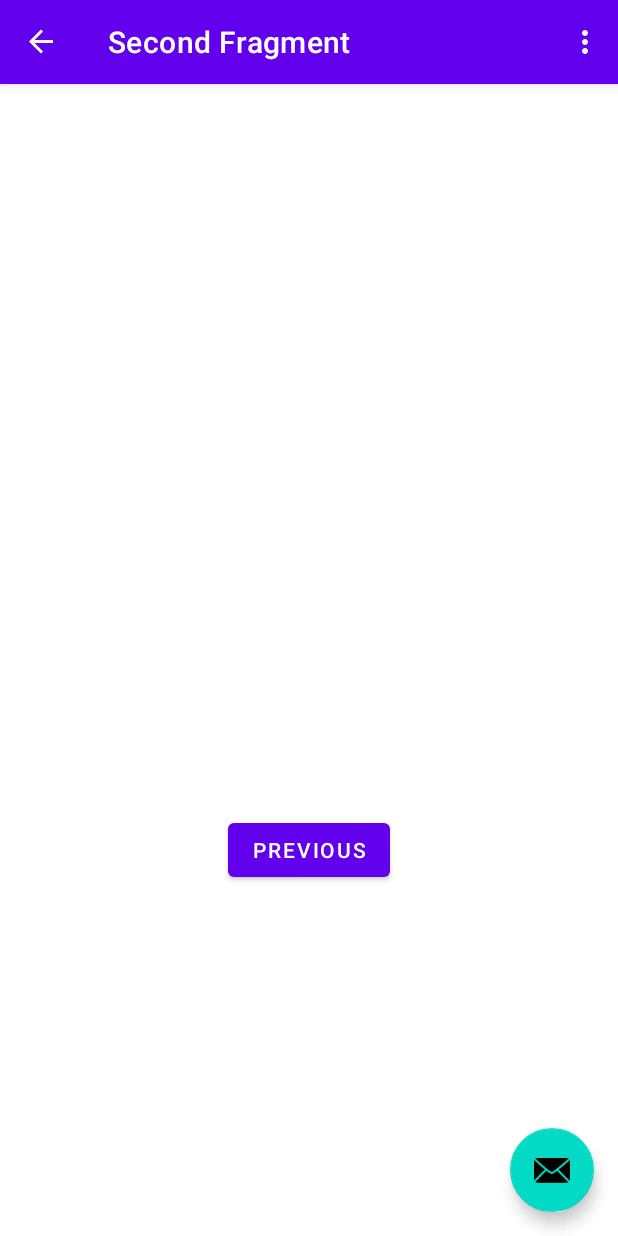
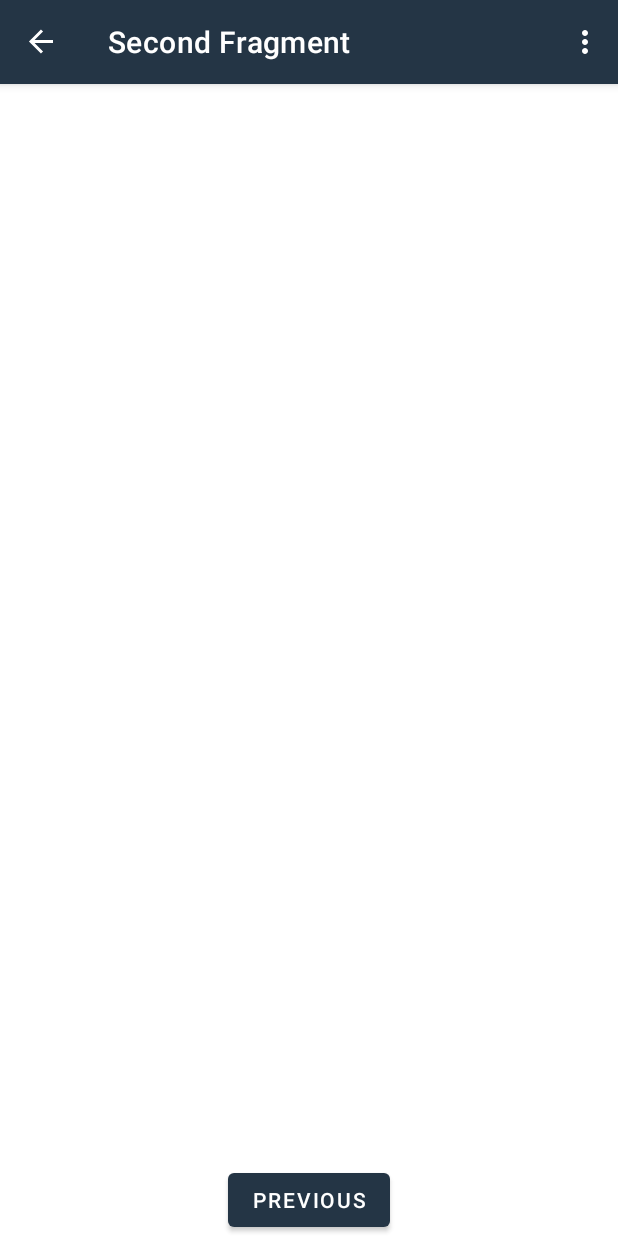
Before and after one commit to TylerRust-1/Hoo-is-That, an Android app: the SecondFragment screen opened through its navigation route, on a phone screen of 412 x 824 dp. Run offline under Robolectric (Android 15) with nearby library versions, the phone set to English and light mode, and no system bars; our stand-ins replace navigation-ui.

Commit message:
added background image & mic icon to home page, changed theme colors

```diff
--- a/app/src/main/java/com/example/hooisthat/FirstFragment.java
+++ b/app/src/main/java/com/example/hooisthat/FirstFragment.java
@@ -10,6 +10,11 @@ import androidx.fragment.app.Fragment;
 import androidx.navigation.fragment.NavHostFragment;
 
 import com.example.hooisthat.databinding.FragmentFirstBinding;
+
+/*
+This is the home page. The user can tap the microphone to identify
+an animal or go to the app settings.
+*/
 
 public class FirstFragment extends Fragment {
 
@@ -29,7 +34,7 @@ public class FirstFragment extends Fragment {
     public void onViewCreated(@NonNull View view, Bundle savedInstanceState) {
         super.onViewCreated(view, savedInstanceState);
 
-        binding.buttonFirst.setOnClickListener(new View.OnClickListener() {
+        binding.micButton.setOnClickListener(new View.OnClickListener() {
             @Override
             public void onClick(View view) {
                 NavHostFragment.findNavController(FirstFragment.this)
--- a/app/src/main/java/com/example/hooisthat/MainActivity.java
+++ b/app/src/main/java/com/example/hooisthat/MainActivity.java
@@ -36,13 +36,6 @@ public class MainActivity extends AppCompatActivity {
         appBarConfiguration = new AppBarConfiguration.Builder(navController.getGraph()).build();
         NavigationUI.setupActionBarWithNavController(this, navController, appBarConfiguration);
 
-        binding.fab.setOnClickListener(new View.OnClickListener() {
-            @Override
-            public void onClick(View view) {
-                Snackbar.make(view, "Replace with your own action", Snackbar.LENGTH_LONG)
-                        .setAction("Action", null).show();
-            }
-        });
         getSupportActionBar().setTitle("Hoo is That?");
     }
 
--- a/app/src/main/java/com/example/hooisthat/SecondFragment.java
+++ b/app/src/main/java/com/example/hooisthat/SecondFragment.java
@@ -10,6 +10,12 @@ import androidx.fragment.app.Fragment;
 import androidx.navigation.fragment.NavHostFragment;
 
 import com.example.hooisthat.databinding.FragmentSecondBinding;
+
+/*
+This is the results page which shows the user all of the potential
+identifications with an accuracy percentage. The user can tap each animal
+to read more.
+*/
 
 public class SecondFragment extends Fragment {
 
--- a/app/src/main/res/layout/activity_main.xml
+++ b/app/src/main/res/layout/activity_main.xml
@@ -15,20 +15,11 @@
             android:id="@+id/toolbar"
             android:layout_width="match_parent"
             android:layout_height="?attr/actionBarSize"
-            android:background="?attr/colorPrimary"
+            android:background="#00FFFFFF"
             app:popupTheme="@style/Theme.HooIsThat.PopupOverlay" />
 
     </com.google.android.material.appbar.AppBarLayout>
 
     <include layout="@layout/content_main" />
 
-    <com.google.android.material.floatingactionbutton.FloatingActionButton
-        android:id="@+id/fab"
-        android:layout_width="wrap_content"
-        android:layout_height="wrap_content"
-        android:layout_gravity="bottom|end"
-        android:layout_marginEnd="@dimen/fab_margin"
-        android:layout_marginBottom="16dp"
-        app:srcCompat="@android:drawable/ic_dialog_email" />
-
 </androidx.coordinatorlayout.widget.CoordinatorLayout>
--- a/app/src/main/res/layout/fragment_second.xml
+++ b/app/src/main/res/layout/fragment_second.xml
@@ -6,15 +6,6 @@
     android:layout_height="match_parent"
     tools:context=".SecondFragment">
 
-    <TextView
-        android:id="@+id/textview_second"
-        android:layout_width="wrap_content"
-        android:layout_height="wrap_content"
-        app:layout_constraintBottom_toTopOf="@id/button_second"
-        app:layout_constraintEnd_toEndOf="parent"
-        app:layout_constraintStart_toStartOf="parent"
-        app:layout_constraintTop_toTopOf="parent" />
-
     <Button
         android:id="@+id/button_second"
         android:layout_width="wrap_content"
@@ -22,6 +13,6 @@
         android:text="@string/previous"
         app:layout_constraintBottom_toBottomOf="parent"
         app:layout_constraintEnd_toEndOf="parent"
-        app:layout_constraintStart_toStartOf="parent"
-        app:layout_constraintTop_toBottomOf="@id/textview_second" />
+        app:layout_constraintStart_toStartOf="parent" />
+
 </androidx.constraintlayout.widget.ConstraintLayout>
--- a/app/src/main/res/values-night/themes.xml
+++ b/app/src/main/res/values-night/themes.xml
@@ -2,15 +2,15 @@
     <!-- Base application theme. -->
     <style name="Theme.HooIsThat" parent="Theme.MaterialComponents.DayNight.DarkActionBar">
         <!-- Primary brand color. -->
-        <item name="colorPrimary">@color/purple_200</item>
-        <item name="colorPrimaryVariant">@color/purple_700</item>
+        <item name="colorPrimary">@color/dark_blue</item>
+        <item name="colorPrimaryVariant">@color/gray</item>
         <item name="colorOnPrimary">@color/black</item>
         <!-- Secondary brand color. -->
-        <item name="colorSecondary">@color/teal_200</item>
-        <item name="colorSecondaryVariant">@color/teal_200</item>
+        <item name="colorSecondary">@color/light_blue</item>
+        <item name="colorSecondaryVariant">@color/white</item>
         <item name="colorOnSecondary">@color/black</item>
         <!-- Status bar color. -->
-        <item name="android:statusBarColor">?attr/colorPrimaryVariant</item>
+        <item name="android:statusBarColor">?attr/colorPrimary</item>
         <!-- Customize your theme here. -->
     </style>
 </resources>
--- a/app/src/main/res/values/colors.xml
+++ b/app/src/main/res/values/colors.xml
@@ -1,10 +1,8 @@
 <?xml version="1.0" encoding="utf-8"?>
 <resources>
-    <color name="purple_200">#FFBB86FC</color>
-    <color name="purple_500">#FF6200EE</color>
-    <color name="purple_700">#FF3700B3</color>
-    <color name="teal_200">#FF03DAC5</color>
-    <color name="teal_700">#FF018786</color>
+    <color name="dark_blue">#243545</color>
+    <color name="gray">#798c9a</color>
+    <color name="light_blue">#b0dbff</color>
     <color name="black">#FF000000</color>
     <color name="white">#FFFFFFFF</color>
 </resources>
--- a/app/src/main/res/values/themes.xml
+++ b/app/src/main/res/values/themes.xml
@@ -2,15 +2,15 @@
     <!-- Base application theme. -->
     <style name="Theme.HooIsThat" parent="Theme.MaterialComponents.DayNight.DarkActionBar">
         <!-- Primary brand color. -->
-        <item name="colorPrimary">@color/purple_500</item>
-        <item name="colorPrimaryVariant">@color/purple_700</item>
+        <item name="colorPrimary">@color/dark_blue</item>
+        <item name="colorPrimaryVariant">@color/gray</item>
         <item name="colorOnPrimary">@color/white</item>
         <!-- Secondary brand color. -->
-        <item name="colorSecondary">@color/teal_200</item>
-        <item name="colorSecondaryVariant">@color/teal_700</item>
+        <item name="colorSecondary">@color/light_blue</item>
+        <item name="colorSecondaryVariant">@color/white</item>
         <item name="colorOnSecondary">@color/black</item>
         <!-- Status bar color. -->
-        <item name="android:statusBarColor">?attr/colorPrimaryVariant</item>
+        <item name="android:statusBarColor">?attr/colorPrimary</item>
         <!-- Customize your theme here. -->
     </style>
 
```
Also changed, not shown: app/src/debug/res/drawable-anydpi/menu.xml (added, +11 -0 lines), app/src/main/res/layout/fragment_first.xml (+22 -19 lines), app/src/debug/res/drawable-hdpi/menu.png (added), app/src/debug/res/drawable-mdpi/menu.png (added), app/src/debug/res/drawable-xhdpi/menu.png (added), app/src/debug/res/drawable-xxhdpi/menu.png (added), app/src/debug/res/drawable/home_background.jpg (added), app/src/debug/res/drawable/mic_circle.png (added).
